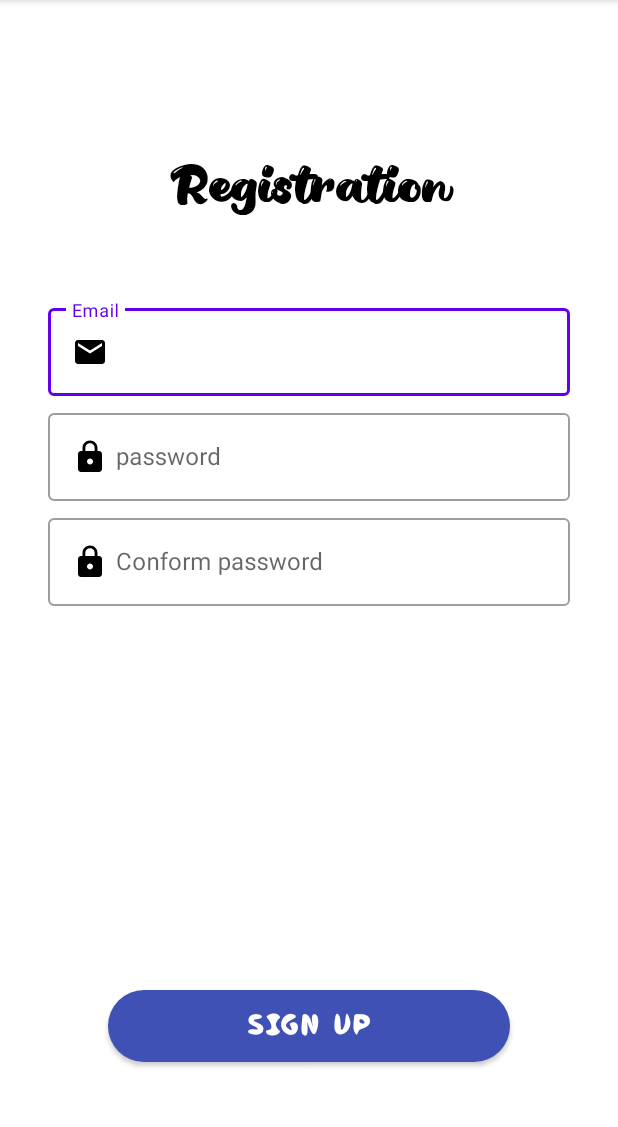
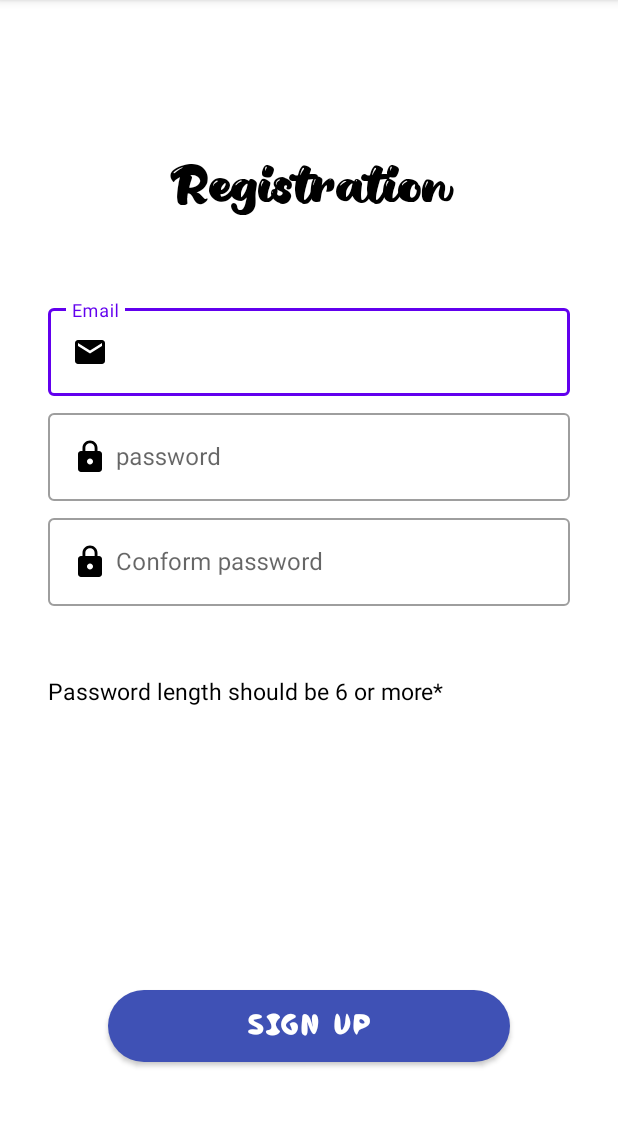
Before and after one commit to NR213/Nummus, an Android app: the registrationactivity screen opened directly, with no data from a screen before it, after a tap on "SIGN UP", on a phone screen of 412 x 824 dp, the part 84-1211 px from its top. Run offline under Robolectric (Android 15) with nearby library versions, the phone set to English and light mode, and no system bars.

Commit message:
updated Login and Registration function

```diff
--- a/app/src/main/java/com/example/nummus/MainActivity.java
+++ b/app/src/main/java/com/example/nummus/MainActivity.java
@@ -124,9 +124,9 @@ public class MainActivity extends AppCompatActivity implements AdapterView.OnIte
 
                 Boolean checkinsertdata = DB.insertuserdata(dotTXT, time, amountTXT, referenceTXT, paymentmethodTXT, noteTXT);
                 if (checkinsertdata == true)
-                    Toast.makeText(MainActivity.this, "New Transaction Inserted", Toast.LENGTH_SHORT).show();
+                    Toast.makeText(MainActivity.this, "New Transaction Added", Toast.LENGTH_SHORT).show();
                 else
-                    Toast.makeText(MainActivity.this, "New Transaction Not Inserted", Toast.LENGTH_SHORT).show();
+                    Toast.makeText(MainActivity.this, "New Transaction Not Added", Toast.LENGTH_SHORT).show();
             }
         });
         update.setOnClickListener(new View.OnClickListener() {
--- a/app/src/main/java/com/example/nummus/loginactivity.java
+++ b/app/src/main/java/com/example/nummus/loginactivity.java
@@ -30,7 +30,7 @@ public class loginactivity extends AppCompatActivity {
                 String user = username.getText().toString();
                 String pass = password.getText().toString();
 
-                if(user.equals("")||pass.equals(""))
+                if(user.isEmpty()||pass.isEmpty())
                     Toast.makeText(loginactivity.this, "Please enter all the fields", Toast.LENGTH_SHORT).show();
                 else{
                     Boolean checkuserpass = DB.checkusernamepassword(user, pass);
--- a/app/src/main/java/com/example/nummus/registrationactivity.java
+++ b/app/src/main/java/com/example/nummus/registrationactivity.java
@@ -32,10 +32,11 @@ public class registrationactivity extends AppCompatActivity {
                 String pass = password.getText().toString();
                 String repass = repassword.getText().toString();
 
-                if(user.equals("")||pass.equals("")||repass.equals(""))
+                if(user.isEmpty()||pass.isEmpty()||repass.isEmpty())
                     Toast.makeText(registrationactivity.this, "Please enter Username and Password", Toast.LENGTH_SHORT).show();
                 else{
                     if(pass.equals(repass)){
+                        if (pass.length() > 5){
                         Boolean checkuser = DB.checkusername(user);
                         if(checkuser==false){
                             if(Patterns.EMAIL_ADDRESS.matcher(user).matches()) {
@@ -55,6 +56,9 @@ public class registrationactivity extends AppCompatActivity {
                         else{
                             Toast.makeText(registrationactivity.this, "User already exists! please sign in", Toast.LENGTH_SHORT).show();
                         }
+                        }else{
+                            Toast.makeText(registrationactivity.this, "Password should be longer than 6 characters", Toast.LENGTH_SHORT).show();
+                        }
                     }else{
                         Toast.makeText(registrationactivity.this, "Passwords not matching", Toast.LENGTH_SHORT).show();
                     }
--- a/app/src/main/res/layout/activity_delete.xml
+++ b/app/src/main/res/layout/activity_delete.xml
@@ -56,8 +56,7 @@
         android:layout_marginBottom="32dp"
         android:hint="Date of Transaction"
         app:helperText="Required*"
-        app:counterEnabled="true"
-        app:counterMaxLength="10"
+
         app:helperTextTextColor="#E91E63">
 
 
--- a/app/src/main/res/layout/activity_main.xml
+++ b/app/src/main/res/layout/activity_main.xml
@@ -37,8 +37,7 @@
         android:layout_marginEnd="200dp"
         android:layout_marginBottom="32dp"
         android:hint="Date of Transaction"
-        app:counterEnabled="true"
-        app:counterMaxLength="10"
+
 
         app:helperText="Required*"
         app:helperTextTextColor="#E91E63">
@@ -67,9 +66,7 @@
         android:layout_marginBottom="32dp"
         android:hint="Time"
         app:helperText="Required*"
-        app:counterEnabled="true"
 
-        app:counterMaxLength="10"
         app:helperTextTextColor="#E91E63">
 
 
--- a/app/src/main/res/layout/activity_registrationactivity.xml
+++ b/app/src/main/res/layout/activity_registrationactivity.xml
@@ -121,5 +121,18 @@
         android:fontFamily="@font/pirate_of_the_seaside_bubbles"
         android:textSize="40dp" />
 
+    <TextView
+        android:id="@+id/textpassinfo"
+        android:layout_width="match_parent"
+        android:layout_height="wrap_content"
+        android:layout_marginStart="32dp"
+        android:layout_marginTop="450dp"
+        android:layout_marginEnd="32dp"
+        android:layout_marginBottom="32dp"
+        android:text="Password length should be 6 or more*"
+        android:textColor="@color/black"
+        android:drawablePadding="5dp"
+        android:textSize="15dp" />
+
 
 </RelativeLayout>
--- a/app/src/main/res/layout/activity_view.xml
+++ b/app/src/main/res/layout/activity_view.xml
@@ -56,8 +56,7 @@
         android:layout_marginBottom="32dp"
         android:hint="Date of Transaction"
         app:helperText="Required*"
-        app:counterEnabled="true"
-        app:counterMaxLength="10"
+
         app:helperTextTextColor="#E91E63">
 
 
```
